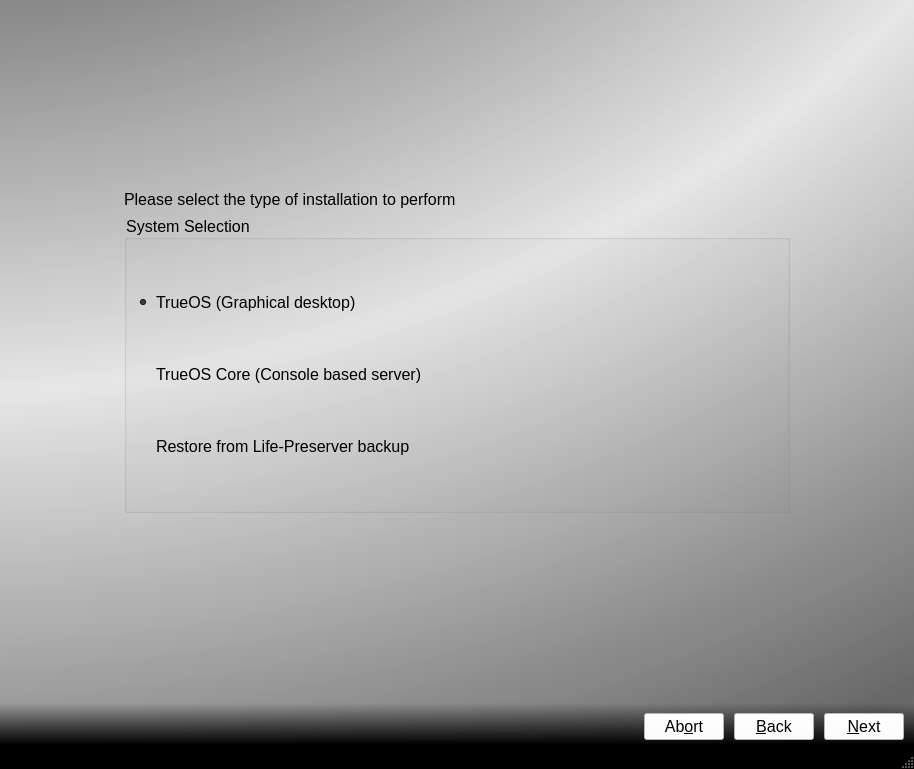
First picture: the form in src-qt5/pc-installgui/installer.ui, repository trueos/trueos-utils-qt5, before the edit.
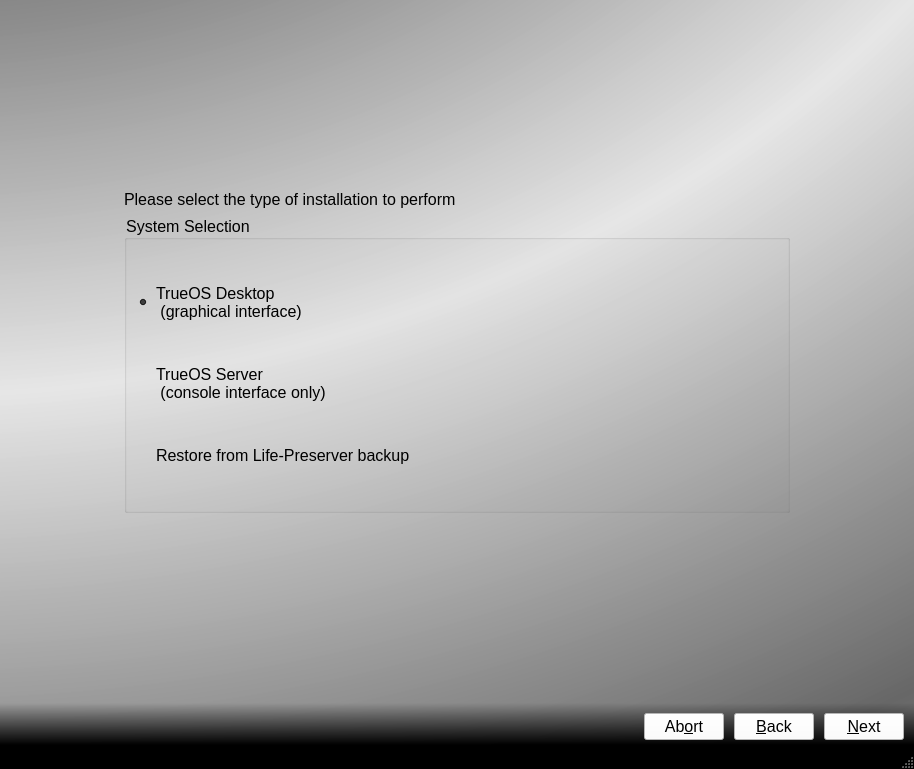
Second picture: the form after the edit. The open tabs and pages were chosen to show the change. Icons and pictures are not drawn.

Commit message: Cleanup a bit of the installer UI as well 1) Make the progressbars a bit less transparent for a background 2) Adjust the system types to "TrueOS Desktop (graphical interface)" and "TrueOS Server (console interface only)"

```diff
--- a/src-qt5/pc-installgui/installer.ui
+++ b/src-qt5/pc-installgui/installer.ui
@@ -59,7 +59,7 @@
 }
 
 QProgressBar{
-  background-color: transparent;
+  background-color: rgba(255,255,255,100);
   border: 1px solid black;
   border-radius: 5px;
   text-align: center;
@@ -434,7 +434,8 @@
               <bool>false</bool>
              </property>
              <property name="text">
-              <string>TrueOS (Graphical desktop)</string>
+              <string>TrueOS Desktop 
+ (graphical interface)</string>
              </property>
              <property name="icon">
               <iconset resource="sysinstaller.qrc">
@@ -457,7 +458,8 @@
               <string>Best for servers and headless systems</string>
              </property>
              <property name="text">
-              <string>TrueOS Core (Console based server)</string>
+              <string>TrueOS Server 
+ (console interface only)</string>
              </property>
              <property name="icon">
               <iconset resource="sysinstaller.qrc">
```
Left out of the diff: 2 changed lines with no effect on the pictures.
